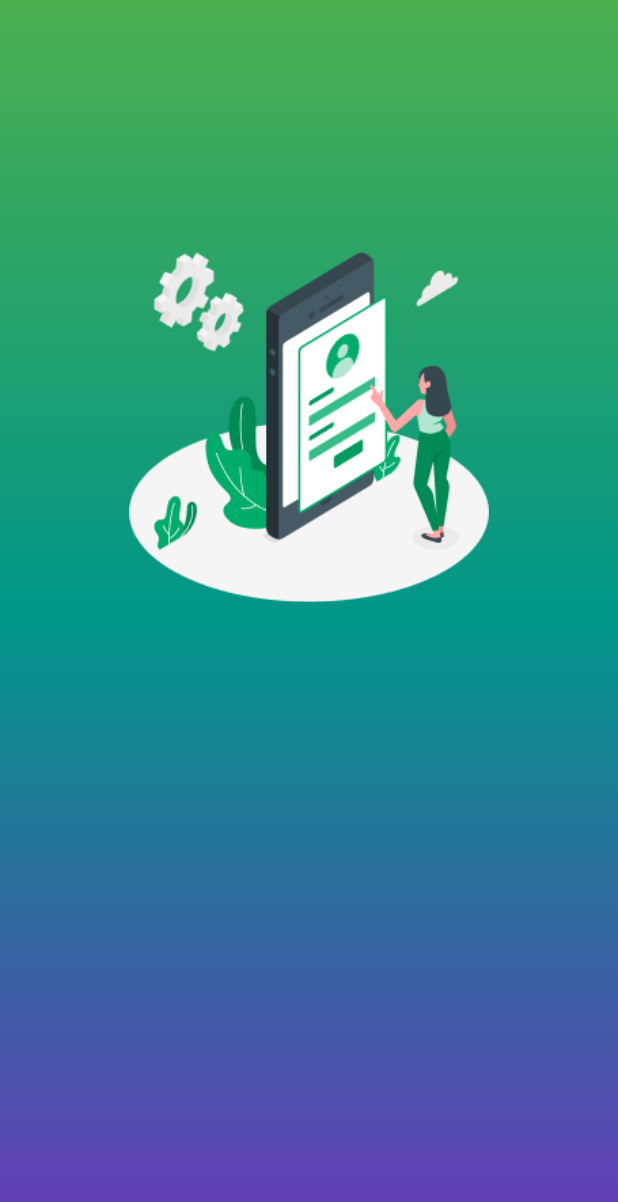
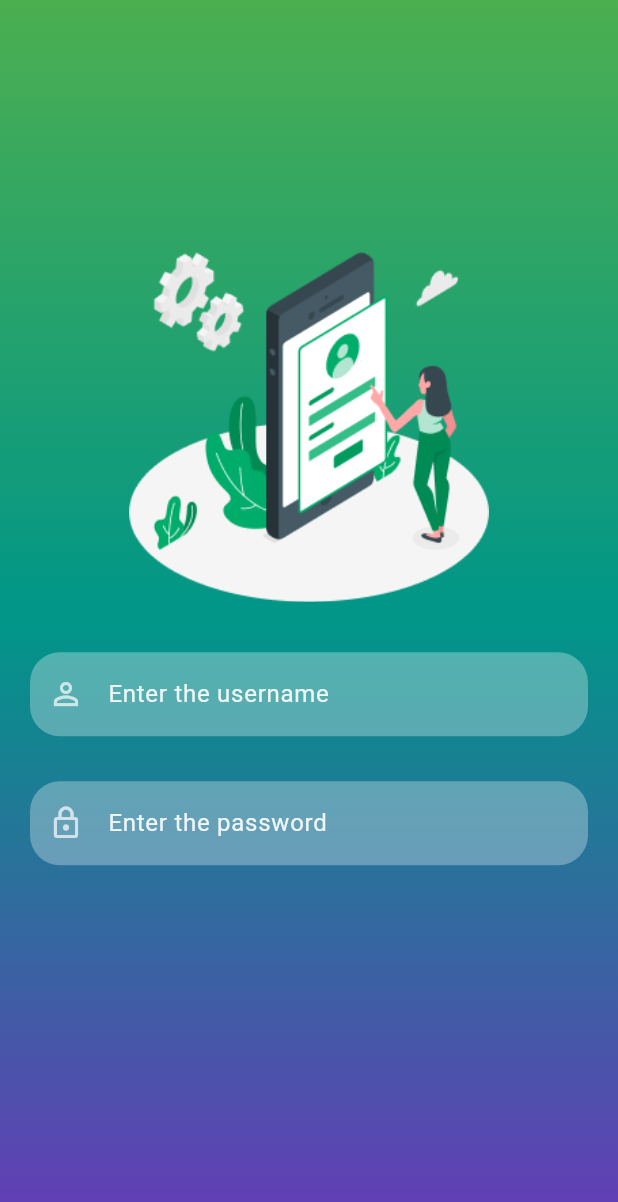
Before and after one commit to nishadadilshan/MobileLoginApplication, a Flutter app: the screen it shows after launch, on a phone screen of 412 x 824 dp. Shown: the top 1202 px of the screen. Run offline on Flutter 3.47's test engine with Material 2 defaults, Android fonts, the phone set to English and light mode, and no system bars.

Commit message:
created uesrname and passwrod reusable widgets

```diff
--- a/lib/Screens/signin_screen.dart
+++ b/lib/Screens/signin_screen.dart
@@ -1,7 +1,8 @@
 import 'package:flutter/material.dart';
+import 'package:logginapplication/reusable_widgets/textFeild_widget.dart';
 import 'package:logginapplication/utils/color_utils.dart';
 
-import '../utils/logo_utils.dart';
+import '../reusable_widgets/logo_widget.dart';
 
 class SignInScreen extends StatefulWidget {
   const SignInScreen({super.key});
@@ -11,6 +12,9 @@ class SignInScreen extends StatefulWidget {
 }
 
 class _SignInScreenState extends State<SignInScreen> {
+  TextEditingController _emailTextController = TextEditingController();
+  TextEditingController _passwordTextController = TextEditingController();
+
   @override
   Widget build(BuildContext context) {
     return Scaffold(
@@ -31,6 +35,15 @@ class _SignInScreenState extends State<SignInScreen> {
             child: Column(
               children: <Widget>[
                 logoWidget("assets/images/img.png"),
+
+                const SizedBox(height: 30,),
+
+                reUseTextField("Enter the username", Icons.person_outline, false , _emailTextController ),
+
+                const SizedBox(height: 30,),
+
+                reUseTextField("Enter the password", Icons.lock_outlined, false , _passwordTextController ),
+
               ],
             ),
           ),
--- /dev/null
+++ b/lib/reusable_widgets/textFeild_widget.dart
@@ -0,0 +1,28 @@
+import 'package:flutter/material.dart';
+
+TextField reUseTextField (String text, IconData icon, bool isPasswordType, TextEditingController controller){
+  return TextField(
+    controller: controller,
+    obscureText: isPasswordType,
+    enableSuggestions: !isPasswordType,
+    autocorrect: !isPasswordType,
+    cursorColor: Colors.white,
+    style: TextStyle(color: Colors.white.withOpacity(0.9)),
+    decoration: InputDecoration(
+      prefixIcon: Icon(
+        icon,
+        color: Colors.white70,
+      ),
+      labelText: text,
+      labelStyle: TextStyle(color: Colors.white.withOpacity(0.9)),
+      filled: true,
+      floatingLabelBehavior: FloatingLabelBehavior.never,
+      fillColor: Colors.white.withOpacity(0.3),
+      border: OutlineInputBorder(
+        borderRadius: BorderRadius.circular(20.0),
+        borderSide: const BorderSide(width: 0,style: BorderStyle.none),
+      ),
+    ),
+    keyboardType: isPasswordType ? TextInputType.visiblePassword : TextInputType.emailAddress,
+  );
+}
```
Also changed, not shown: lib/reusable_widgets/logo_widget.dart (renamed from lib/utils/logo_utils.dart).
